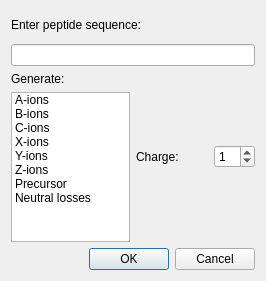
open-ms/all-svn-branches, file source/VISUAL/DIALOGS/TheoreticalSpectrumGenerationDialog.ui: the form before one commit.
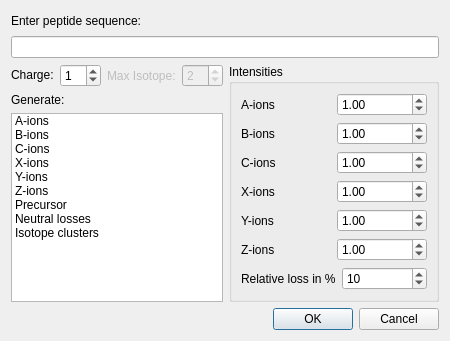
The form after the commit.

Diff of the .ui file:
```diff
--- a/source/VISUAL/DIALOGS/TheoreticalSpectrumGenerationDialog.ui
+++ b/source/VISUAL/DIALOGS/TheoreticalSpectrumGenerationDialog.ui
@@ -5,17 +5,15 @@
    <rect>
     <x>0</x>
     <y>0</y>
-    <width>266</width>
-    <height>281</height>
+    <width>450</width>
+    <height>341</height>
    </rect>
   </property>
   <property name="windowTitle" >
    <string>Generate theoretical spectrum</string>
   </property>
-  <layout class="QVBoxLayout" name="verticalLayout_3" >
+  <layout class="QVBoxLayout" name="verticalLayout_5" >
    <item>
-    <layout class="QGridLayout" name="gridLayout" >
-     <item row="0" column="0" colspan="2" >
       <layout class="QVBoxLayout" name="verticalLayout" >
        <item>
         <widget class="QLabel" name="enter_seq_label" >
@@ -36,7 +34,78 @@
        </item>
       </layout>
      </item>
-     <item row="1" column="0" >
+   <item>
+    <layout class="QHBoxLayout" name="horizontalLayout_11" >
+     <item>
+      <layout class="QVBoxLayout" name="verticalLayout_4" >
+       <item>
+        <layout class="QHBoxLayout" name="horizontalLayout_10" >
+         <item>
+          <layout class="QHBoxLayout" name="horizontalLayout" >
+           <item>
+            <widget class="QLabel" name="spin_label" >
+             <property name="sizePolicy" >
+              <sizepolicy vsizetype="Fixed" hsizetype="Preferred" >
+               <horstretch>0</horstretch>
+               <verstretch>0</verstretch>
+              </sizepolicy>
+             </property>
+             <property name="text" >
+              <string>Charge:</string>
+             </property>
+            </widget>
+           </item>
+           <item>
+            <widget class="QSpinBox" name="spin_box" >
+             <property name="sizePolicy" >
+              <sizepolicy vsizetype="Fixed" hsizetype="Maximum" >
+               <horstretch>0</horstretch>
+               <verstretch>0</verstretch>
+              </sizepolicy>
+             </property>
+             <property name="value" >
+              <number>1</number>
+             </property>
+            </widget>
+           </item>
+          </layout>
+         </item>
+         <item>
+          <layout class="QHBoxLayout" name="horizontalLayout_2" >
+           <item>
+            <widget class="QLabel" name="max_iso_label" >
+             <property name="enabled" >
+              <bool>false</bool>
+             </property>
+             <property name="maximumSize" >
+              <size>
+               <width>16777213</width>
+               <height>16777215</height>
+              </size>
+             </property>
+             <property name="whatsThis" >
+              <string>Defines the maximal isotopic peak which is added</string>
+             </property>
+             <property name="text" >
+              <string>Max Isotope:</string>
+             </property>
+            </widget>
+           </item>
+           <item>
+            <widget class="QSpinBox" name="max_iso_spinbox" >
+             <property name="enabled" >
+              <bool>false</bool>
+             </property>
+             <property name="value" >
+              <number>2</number>
+             </property>
+            </widget>
+           </item>
+          </layout>
+         </item>
+        </layout>
+       </item>
+       <item>
       <layout class="QVBoxLayout" name="verticalLayout_2" >
        <item>
         <widget class="QLabel" name="generate_label" >
@@ -62,7 +131,7 @@
          <property name="minimumSize" >
           <size>
            <width>100</width>
-           <height>150</height>
+             <height>155</height>
           </size>
          </property>
          <property name="selectionMode" >
@@ -108,44 +177,165 @@
            <string>Neutral losses</string>
           </property>
          </item>
+           <item>
+            <property name="text" >
+             <string>Isotope clusters</string>
+            </property>
+           </item>
         </widget>
        </item>
       </layout>
      </item>
-     <item row="1" column="1" >
-      <layout class="QHBoxLayout" name="horizontalLayout" >
+      </layout>
+     </item>
        <item>
-        <widget class="QLabel" name="spin_label" >
-         <property name="sizePolicy" >
-          <sizepolicy vsizetype="Fixed" hsizetype="Preferred" >
-           <horstretch>0</horstretch>
-           <verstretch>0</verstretch>
-          </sizepolicy>
-         </property>
+      <widget class="QGroupBox" name="groupBox" >
+       <property name="title" >
+        <string>Intensities</string>
+       </property>
+       <layout class="QVBoxLayout" name="verticalLayout_3" >
+        <item>
+         <layout class="QHBoxLayout" name="horizontalLayout_3" >
+          <item>
+           <widget class="QLabel" name="label" >
          <property name="text" >
-          <string>Charge:</string>
+             <string>A-ions</string>
          </property>
         </widget>
        </item>
        <item>
-        <widget class="QSpinBox" name="spin_box" >
-         <property name="sizePolicy" >
-          <sizepolicy vsizetype="Fixed" hsizetype="Maximum" >
-           <horstretch>0</horstretch>
-           <verstretch>0</verstretch>
-          </sizepolicy>
-         </property>
+           <widget class="QDoubleSpinBox" name="a_intensity" >
+            <property name="value" >
+             <double>1.000000000000000</double>
+            </property>
+           </widget>
+          </item>
+         </layout>
+        </item>
+        <item>
+         <layout class="QHBoxLayout" name="horizontalLayout_4" >
+          <item>
+           <widget class="QLabel" name="label_2" >
+            <property name="text" >
+             <string>B-ions</string>
+            </property>
+           </widget>
+          </item>
+          <item>
+           <widget class="QDoubleSpinBox" name="b_intensity" >
          <property name="value" >
-          <number>1</number>
+             <double>1.000000000000000</double>
          </property>
         </widget>
        </item>
       </layout>
+        </item>
+        <item>
+         <layout class="QHBoxLayout" name="horizontalLayout_5" >
+          <item>
+           <widget class="QLabel" name="label_3" >
+            <property name="text" >
+             <string>C-ions</string>
+            </property>
+           </widget>
+          </item>
+          <item>
+           <widget class="QDoubleSpinBox" name="c_intensity" >
+            <property name="value" >
+             <double>1.000000000000000</double>
+            </property>
+           </widget>
+          </item>
+         </layout>
+        </item>
+        <item>
+         <layout class="QHBoxLayout" name="horizontalLayout_6" >
+          <item>
+           <widget class="QLabel" name="label_4" >
+            <property name="text" >
+             <string>X-ions</string>
+            </property>
+           </widget>
+          </item>
+          <item>
+           <widget class="QDoubleSpinBox" name="x_intensity" >
+            <property name="value" >
+             <double>1.000000000000000</double>
+            </property>
+           </widget>
+          </item>
+         </layout>
+        </item>
+        <item>
+         <layout class="QHBoxLayout" name="horizontalLayout_7" >
+          <item>
+           <widget class="QLabel" name="label_5" >
+            <property name="text" >
+             <string>Y-ions</string>
+            </property>
+           </widget>
+          </item>
+          <item>
+           <widget class="QDoubleSpinBox" name="y_intensity" >
+            <property name="value" >
+             <double>1.000000000000000</double>
+            </property>
+           </widget>
+          </item>
+         </layout>
+        </item>
+        <item>
+         <layout class="QHBoxLayout" name="horizontalLayout_8" >
+          <item>
+           <widget class="QLabel" name="label_6" >
+            <property name="text" >
+             <string>Z-ions</string>
+            </property>
+           </widget>
+          </item>
+          <item>
+           <widget class="QDoubleSpinBox" name="z_intensity" >
+            <property name="value" >
+             <double>1.000000000000000</double>
+            </property>
+           </widget>
+          </item>
+         </layout>
+        </item>
+        <item>
+         <layout class="QHBoxLayout" name="horizontalLayout_9" >
+          <item>
+           <widget class="QLabel" name="label_7" >
+            <property name="text" >
+             <string>Relative loss in %</string>
+            </property>
+           </widget>
+          </item>
+          <item>
+           <widget class="QSpinBox" name="rel_loss_intensity" >
+            <property name="maximum" >
+             <number>100</number>
+            </property>
+            <property name="value" >
+             <number>10</number>
+            </property>
+           </widget>
+          </item>
+         </layout>
+        </item>
+       </layout>
+      </widget>
      </item>
     </layout>
    </item>
    <item>
     <widget class="QDialogButtonBox" name="button_box" >
+     <property name="sizePolicy" >
+      <sizepolicy vsizetype="Fixed" hsizetype="Ignored" >
+       <horstretch>0</horstretch>
+       <verstretch>0</verstretch>
+      </sizepolicy>
+     </property>
      <property name="orientation" >
       <enum>Qt::Horizontal</enum>
      </property>
```
Lines whose indentation alone changed are shown as unchanged.
